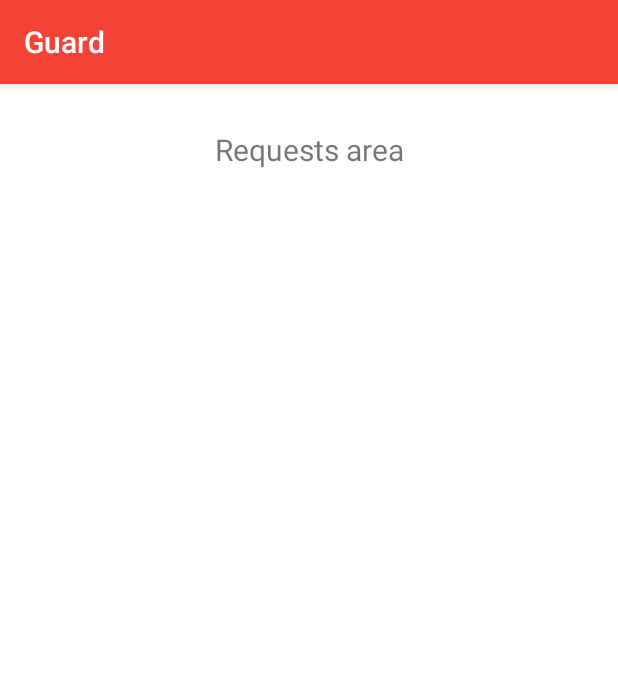
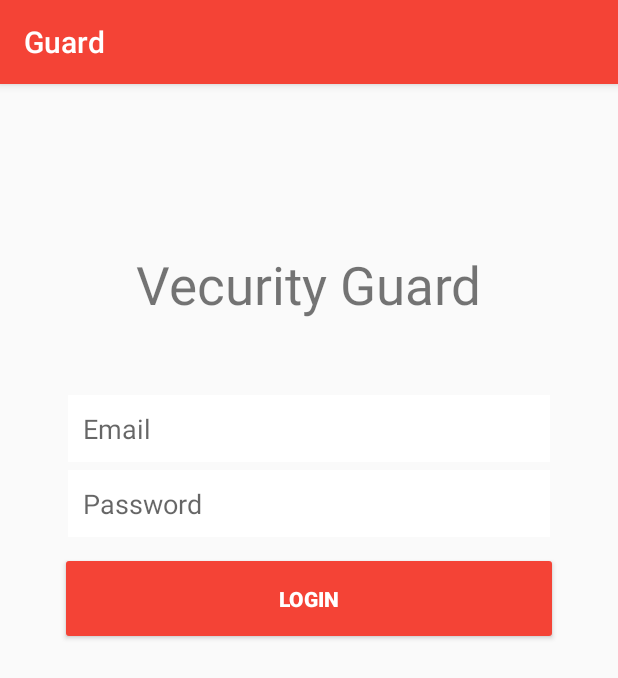
Before and after one commit to kenedyivan/v_guard_app, an Android app: the screen it shows after launch (MainActivity before the commit, LoginActivity after it), on a phone screen of 412 x 824 dp. Shown: the top 678 px of the screen. Run offline under Robolectric (Android 15) with nearby library versions, the phone set to English and light mode, and no system bars; libraries missing offline, so code that uses them is left out: com.loopj.android, cz.msebera.android.

Commit message:
Added guard login

```diff
--- a/app/build.gradle
+++ b/app/build.gradle
@@ -29,4 +29,5 @@ dependencies {
     compile 'com.android.support:design:26.1.0'
     compile 'com.github.nkzawa:socket.io-client:0.3.0'
     compile 'de.hdodenhof:circleimageview:2.2.0'
+    compile 'com.loopj.android:android-async-http:1.4.9'
 }
--- a/app/src/main/AndroidManifest.xml
+++ b/app/src/main/AndroidManifest.xml
@@ -15,13 +15,15 @@
         <activity
             android:name=".MainActivity"
             android:label="@string/app_name">
+        </activity>
+        <activity android:name=".CounterActivity" />
+        <activity android:name=".LoginActivity">
             <intent-filter>
                 <action android:name="android.intent.action.MAIN" />
 
                 <category android:name="android.intent.category.LAUNCHER" />
             </intent-filter>
         </activity>
-        <activity android:name=".CounterActivity"></activity>
     </application>
 
 </manifest>
--- /dev/null
+++ b/app/src/main/java/com/project/ken/vecurityguard/LoginActivity.java
@@ -0,0 +1,155 @@
+package com.project.ken.vecurityguard;
+
+import android.app.ProgressDialog;
+import android.content.Intent;
+import android.os.Build;
+import android.os.Bundle;
+import android.support.annotation.RequiresApi;
+import android.support.v7.app.AppCompatActivity;
+import android.util.Log;
+import android.view.View;
+import android.widget.Button;
+import android.widget.EditText;
+import android.widget.Toast;
+
+import com.loopj.android.http.AsyncHttpClient;
+import com.loopj.android.http.AsyncHttpResponseHandler;
+import com.loopj.android.http.RequestParams;
+import com.project.ken.vecurityguard.constants.AppData;
+import com.project.ken.vecurityguard.sessions.SessionManager;
+
+import org.json.JSONException;
+import org.json.JSONObject;
+
+import cz.msebera.android.httpclient.Header;
+
+public class LoginActivity extends AppCompatActivity {
+    private static String TAG = LoginActivity.class.getSimpleName();
+    EditText mEmailEt;
+    EditText mPasswordEt;
+    Button mLoginBtn;
+    SessionManager sessionManager;
+
+    @Override
+    protected void onCreate(Bundle savedInstanceState) {
+        super.onCreate(savedInstanceState);
+        setContentView(R.layout.activity_login);
+
+        sessionManager = new SessionManager(LoginActivity.this);
+
+        if(sessionManager.isLoggedIn()){
+            Intent i = new Intent(LoginActivity.this,MainActivity.class);
+            startActivity(i);
+            finish();
+        }
+
+        initializeViews();
+
+        mLoginBtn.setOnClickListener(new View.OnClickListener() {
+            @Override
+            public void onClick(View view) {
+                loginProcess();
+            }
+        });
+    }
+
+    private void initializeViews(){
+        mEmailEt = findViewById(R.id.email);
+        mPasswordEt = findViewById(R.id.password);
+        mLoginBtn = findViewById(R.id.email_sign_in_button);
+    }
+
+    private void loginProcess(){
+        String email = mEmailEt.getText().toString();
+        String password = mPasswordEt.getText().toString();
+
+        processLogin(email, password);
+    }
+
+    private void processLogin(String email, String password){
+        RequestParams params = new RequestParams();
+        params.put("email", email);
+        params.put("password", password);
+
+        final ProgressDialog mProgressDialog;
+        mProgressDialog = new ProgressDialog(LoginActivity.this);
+        mProgressDialog.setMessage("Logging in........");
+        mProgressDialog.setProgressStyle(ProgressDialog.STYLE_SPINNER);
+        mProgressDialog.setCancelable(true);
+
+        AsyncHttpClient client = new AsyncHttpClient();
+        client.post(AppData.LoginGuard(), params, new AsyncHttpResponseHandler() {
+
+            @Override
+            public void onStart() {
+                // called before request is started
+                Log.d(TAG, "Started request");
+                mProgressDialog.show();
+            }
+
+            @RequiresApi(api = Build.VERSION_CODES.KITKAT)
+            @Override
+            public void onSuccess(int statusCode, Header[] headers, byte[] response) {
+
+                Log.d(TAG, "Status: " + statusCode);
+                String resp = new String(response);
+                Log.d(TAG, "Response: " + resp);
+                mProgressDialog.dismiss();
+
+                try {
+                    JSONObject jsonObject = new JSONObject(resp);
+                    int success = jsonObject.getInt("success");
+                    int error = jsonObject.getInt("error");
+                    int id = jsonObject.getInt("id");
+
+                    Log.d("Success: ", String.valueOf(success));
+                    Log.d("Error: ", String.valueOf(error));
+
+                    if (error == 0 && success == 1 && id != 0) {
+
+                        Toast.makeText(LoginActivity.this, "Login successful", Toast.LENGTH_LONG).show();
+
+                        sessionManager.createLoginSession(String.valueOf(id));
+
+                        Intent i = new Intent(LoginActivity.this, MainActivity.class);
+                        // Closing all the Activities
+                        i.addFlags(Intent.FLAG_ACTIVITY_CLEAR_TOP);
+                        // Add new Flag to start new Activity
+                        i.setFlags(Intent.FLAG_ACTIVITY_NEW_TASK);
+
+                        startActivity(i);
+
+                        finish();
+
+                    } else if (error == 1 && success == 0) {
+                        Toast.makeText(LoginActivity.this, "Login unsuccessful", Toast.LENGTH_LONG).show();
+
+                    } else if (error == 2 && success == 0) {
+                        Toast.makeText(LoginActivity.this, "No credentials", Toast.LENGTH_LONG).show();
+                    } else {
+                        Toast.makeText(LoginActivity.this, "Unknown error", Toast.LENGTH_LONG).show();
+                    }
+
+                } catch (JSONException e) {
+                    e.printStackTrace();
+                }
+
+            }
+
+            @Override
+            public void onFailure(int statusCode, Header[] headers, byte[] errorResponse, Throwable e) {
+                // called when response HTTP status is "4XX" (eg. 401, 403, 404)
+                Log.d(TAG, "failed " + statusCode);
+                mProgressDialog.dismiss();
+                Toast.makeText(LoginActivity.this, "Network error", Toast.LENGTH_SHORT).show();
+            }
+
+            @Override
+            public void onRetry(int retryNo) {
+                // called when request is retried
+                Log.d(TAG, "retryNO: " + retryNo);
+                Toast.makeText(LoginActivity.this, "Taking too long", Toast.LENGTH_SHORT).show();
+            }
+        });
+    }
+}
--- /dev/null
+++ b/app/src/main/java/com/project/ken/vecurityguard/sessions/SessionManager.java
@@ -0,0 +1,109 @@
+package com.project.ken.vecurityguard.sessions;
+
+import android.content.Context;
+import android.content.Intent;
+import android.content.SharedPreferences;
+
+import com.project.ken.vecurityguard.LoginActivity;
+
+/**
+ * Created by ken on 2/17/18.
+ */
+
+public class SessionManager {
+    // Shared Preferences
+    SharedPreferences pref;
+
+    // Editor for Shared preferences
+    SharedPreferences.Editor editor;
+
+    // Context
+    Context _context;
+
+    // Shared pref mode
+    int PRIVATE_MODE = 0;
+
+    // Sharedpref file name
+    private static final String PREF_NAME = "com.magicdigital.ken.vecurity.vecuritypref";
+
+    // All Shared Preferences Keys
+    private static final String IS_LOGIN = "IsLoggedIn";
+
+    // User id (make variable public to access from outside)
+    public static final String KEY_ID = "id";
+
+    // Constructor
+    public SessionManager(Context context) {
+        this._context = context;
+        pref = _context.getSharedPreferences(PREF_NAME, PRIVATE_MODE);
+        editor = pref.edit();
+    }
+
+    /**
+     * Create login session
+     */
+    public void createLoginSession(String id) {
+        // Storing login value as TRUE
+        editor.putBoolean(IS_LOGIN, true);
+
+        // Storing id in pref
+        editor.putString(KEY_ID, id);
+
+        // commit changes
+        editor.commit();
+    }
+
+    /**
+     * Check login method wil check user login status
+     * If false it will redirect user to login page
+     * Else won't do anything
+     */
+    public void checkLogin() {
+        // Check login status
+        if (!this.isLoggedIn()) {
+            // user is not logged in redirect him to Login Activity
+            Intent i = new Intent(_context, LoginActivity.class);
+            // Closing all the Activities
+            i.addFlags(Intent.FLAG_ACTIVITY_CLEAR_TOP);
+
+            // Add new Flag to start new Activity
+            i.setFlags(Intent.FLAG_ACTIVITY_NEW_TASK);
+
+            // Starting Login Activity
+            _context.startActivity(i);
+        }
+
+    }
+
+    public String getUserID() {
+        return pref.getString(KEY_ID, null);
+    }
+
+    /**
+     * Clear session details
+     */
+    public void logoutUser() {
+        // Clearing all data from Shared Preferences
+        editor.clear();
+        editor.commit();
+
+        // After logout redirect user to Login Activity
+        Intent i = new Intent(_context, LoginActivity.class);
+        // Closing all the Activities
+        i.addFlags(Intent.FLAG_ACTIVITY_CLEAR_TOP);
+
+        // Add new Flag to start new Activity
+        i.setFlags(Intent.FLAG_ACTIVITY_NEW_TASK);
+
+        // Staring Login Activity
+        _context.startActivity(i);
+    }
+
+    /**
+     * Quick check for login
+     **/
+    // Get Login State
+    public boolean isLoggedIn() {
+        return pref.getBoolean(IS_LOGIN, false);
+    }
+}
--- /dev/null
+++ b/app/src/main/res/drawable/bg_email_password.xml
@@ -0,0 +1,26 @@
+<?xml version="1.0" encoding="utf-8"?>
+<shape
+    xmlns:android="http://schemas.android.com/apk/res/android"
+    android:shape="rectangle">
+
+    <!-- view background color -->
+    <solid
+        android:color="#fff" >
+    </solid>
+
+
+
+    <!-- If you want to add some padding -->
+    <padding
+        android:left="10dp"
+        android:top="4dp"
+        android:right="10dp"
+        android:bottom="4dp"    >
+    </padding>
+
+    <!-- Here is the corner radius -->
+    <!--<corners
+        android:radius="5dp"   >
+    </corners>-->
+
+</shape>
--- /dev/null
+++ b/app/src/main/res/layout/activity_login.xml
@@ -0,0 +1,81 @@
+<?xml version="1.0" encoding="utf-8"?>
+<LinearLayout xmlns:android="http://schemas.android.com/apk/res/android"
+    xmlns:app="http://schemas.android.com/apk/res-auto"
+    xmlns:tools="http://schemas.android.com/tools"
+    android:layout_width="match_parent"
+    android:layout_height="match_parent"
+    android:padding="@dimen/activity_login_padding"
+    tools:context="com.project.ken.vecurityguard.LoginActivity">
+
+
+    <LinearLayout
+        android:id="@+id/email_login_form"
+        android:layout_width="match_parent"
+        android:layout_height="match_parent"
+        android:orientation="vertical">
+
+        <LinearLayout
+            android:layout_width="match_parent"
+            android:layout_height="wrap_content"
+            android:orientation="vertical"
+            android:paddingBottom="50dp"
+            android:paddingTop="70dp">
+
+            <TextView
+                android:layout_width="wrap_content"
+                android:layout_height="wrap_content"
+                android:layout_gravity="center_horizontal"
+                android:text="Vecurity Guard"
+                android:textSize="35sp" />
+
+        </LinearLayout>
+
+        <LinearLayout
+            android:layout_width="match_parent"
+            android:layout_height="wrap_content"
+            android:orientation="vertical"
+            android:paddingLeft="5dp"
+            android:paddingRight="5dp">
+
+            <EditText
+                android:id="@+id/email"
+                android:layout_width="match_parent"
+                android:layout_height="wrap_content"
+                android:layout_marginBottom="5dp"
+                android:layout_weight="1"
+                android:background="@drawable/bg_email_password"
+                android:ems="10"
+                android:hint="Email"
+                android:inputType="textEmailAddress"
+                android:padding="10dp" />
+
+            <EditText
+                android:id="@+id/password"
+                android:layout_width="match_parent"
+                android:layout_height="wrap_content"
+                android:layout_weight="1"
+                android:background="@drawable/bg_email_password"
+                android:ems="10"
+                android:hint="Password"
+                android:inputType="textPassword"
+                android:padding="10dp" />
+
+        </LinearLayout>
+
+        <LinearLayout
+            android:layout_width="match_parent"
+            android:layout_height="wrap_content">
+
+            <Button
+                android:id="@+id/email_sign_in_button"
+                android:layout_width="match_parent"
+                android:layout_height="wrap_content"
+                android:layout_marginTop="10dp"
+                android:paddingBottom="21dp"
+                android:paddingTop="21dp"
+                android:text="Login"
+                android:textStyle="bold"
+                android:theme="@style/loginButtonTheme" />
+        </LinearLayout>
+    </LinearLayout>
+</LinearLayout>
--- a/app/src/main/res/values/dimen.xml
+++ b/app/src/main/res/values/dimen.xml
@@ -9,4 +9,5 @@
     <dimen name="default_text_size">16sp</dimen>
 
     <dimen name="small_margin">10dp</dimen>
+    <dimen name="activity_login_padding">40dp</dimen>
 </resources>
--- a/app/src/main/res/values/styles.xml
+++ b/app/src/main/res/values/styles.xml
@@ -28,4 +28,11 @@
         <item name="android:minWidth">1dip</item>
     </style>
 
+    <style name="loginButtonTheme" parent="Theme.AppCompat.Light.NoActionBar">
+        <item name="android:textColorPrimary">#fff</item>
+        <item name="colorButtonNormal">@color/colorPrimary</item>
+        <item name="android:minHeight">0dip</item>
+        <item name="android:minWidth">1dip</item>
+    </style>
+
 </resources>
```
Also changed, not shown: app/src/main/java/com/project/ken/vecurityguard/MainActivity.java (+43 -6 lines), app/src/main/java/com/project/ken/vecurityguard/constants/AppData.java (added, +24 -0 lines), app/src/main/res/menu/main_menu.xml (added, +11 -0 lines).
